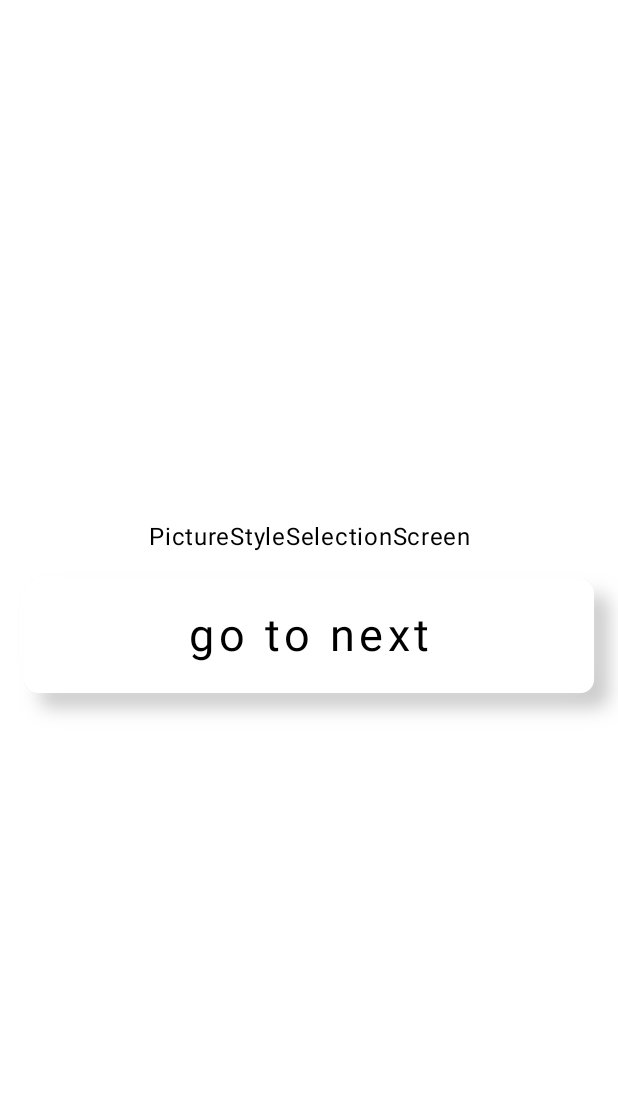
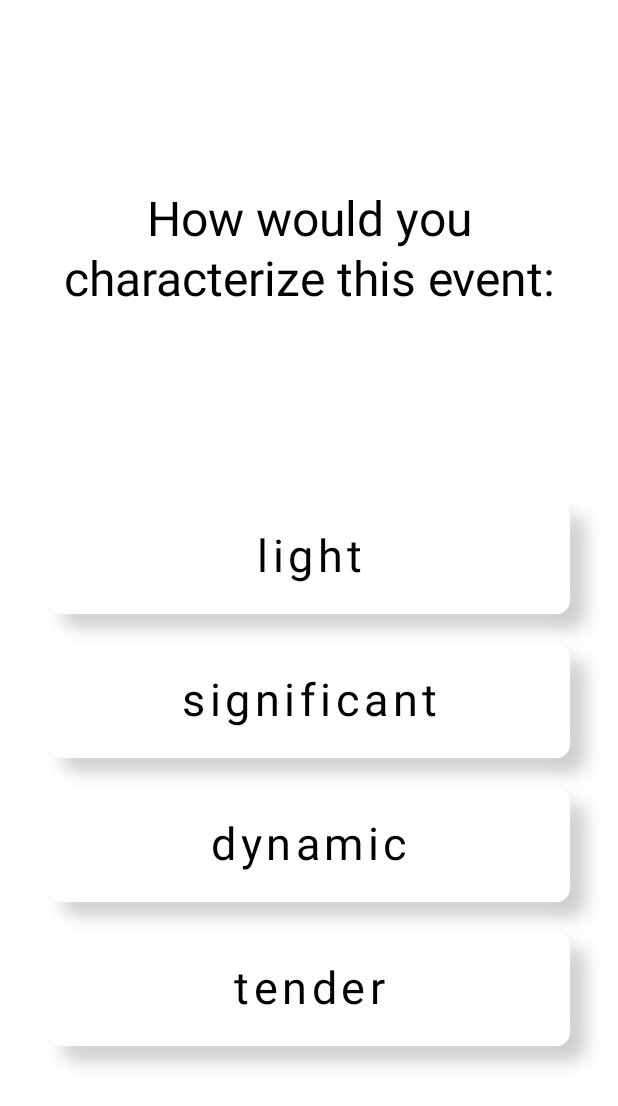
Before and after one commit to IaroslavAl/MindArt, an Android app built with Jetpack Compose: the composable PictureStyleSelectionScreen shown on its own in the app's theme, on a phone screen of 412 x 824 dp. Shown: the top 1106 px of the screen. Run offline under Robolectric (Android 15) with nearby library versions, the phone set to English and light mode, and no system bars.

Commit message:
added mainscreen states

```diff
--- a/android-app/app/src/main/java/com/elena_stepkina/mindart/ui/mainscreen/components/TextView.kt
+++ b/android-app/app/src/main/java/com/elena_stepkina/mindart/ui/mainscreen/components/TextView.kt
@@ -3,6 +3,7 @@ package com.elena_stepkina.mindart.ui.mainscreen.components
 import android.annotation.SuppressLint
 import androidx.compose.foundation.layout.fillMaxWidth
 import androidx.compose.material3.LocalContentColor
+import androidx.compose.material3.MaterialTheme
 import androidx.compose.material3.Text
 import androidx.compose.runtime.Composable
 import androidx.compose.ui.Modifier
@@ -12,23 +13,10 @@ import androidx.compose.ui.tooling.preview.Preview
 import androidx.compose.ui.unit.TextUnit
 
 @Composable
-fun TextView(
-    text: String,
-    fontSize: TextUnit = TextUnit.Unspecified,
-    @SuppressLint("ModifierParameter") modifier: Modifier = Modifier,
-    color: Color = LocalContentColor.current
-) {
+fun TextView(text: String) {
     Text(
         text = text,
-        modifier = modifier.fillMaxWidth(),
-        color = color,
-        fontSize = fontSize,
+        style = MaterialTheme.typography.headlineLarge,
         textAlign = TextAlign.Center
     )
 }
-
-@Preview(showBackground = true)
-@Composable
-fun TextViewPreview() {
-    TextView("PreviewText")
-}
--- a/android-app/app/src/main/java/com/elena_stepkina/mindart/ui/mainscreen/screenStates/PictureStyleSelectionScreen.kt
+++ b/android-app/app/src/main/java/com/elena_stepkina/mindart/ui/mainscreen/screenStates/PictureStyleSelectionScreen.kt
@@ -1,30 +1,67 @@
 package com.elena_stepkina.mindart.ui.mainscreen.screenStates
 
-import com.elena_stepkina.mindart.ui.mainscreen.MainViewModel
-import androidx.compose.foundation.layout.Box
+import androidx.compose.foundation.layout.Arrangement
 import androidx.compose.foundation.layout.Column
+import androidx.compose.foundation.layout.Spacer
 import androidx.compose.foundation.layout.fillMaxSize
 import androidx.compose.foundation.layout.padding
 import androidx.compose.runtime.Composable
-import androidx.compose.ui.Alignment
 import androidx.compose.ui.Modifier
 import androidx.compose.ui.unit.dp
+import com.elena_stepkina.mindart.model.EventType
+import com.elena_stepkina.mindart.ui.mainscreen.MainViewModel
 import com.elena_stepkina.mindart.ui.mainscreen.components.ButtonLabel
 import com.elena_stepkina.mindart.ui.mainscreen.components.TextView
 
 @Composable
 fun PictureStyleSelectionScreen(viewModel: MainViewModel) {
-    Box(
-        modifier = Modifier.fillMaxSize(),
-        contentAlignment = Alignment.Center
+    Column(
+        modifier = Modifier
+            .fillMaxSize()
+            .padding(horizontal = 32.dp),
+//            .background(color = MaterialTheme.colorScheme.background),
+        verticalArrangement = Arrangement.SpaceBetween
     ) {
-        Column(horizontalAlignment = Alignment.CenterHorizontally) {
-            TextView("PictureStyleSelectionScreen")
-            ButtonLabel(
-                text = "Go to next",
-                onClick = { viewModel.goToNext() },
-                modifier = Modifier.padding(16.dp)
-            )
-        }
+        Spacer(modifier = Modifier)
+
+        TextView(text = "How would you characterize this event:")
+
+        Buttons(
+            onEventSelected = { _ ->
+                viewModel.goToNext()
+            }
+        )
+
+        Spacer(modifier = Modifier)
     }
 }
+
+@Composable
+fun Buttons(onEventSelected: (EventType) -> Unit) {
+    Column(verticalArrangement = Arrangement.spacedBy(20.dp)) {
+//        EventType.values().forEach { eventType ->
+//            Button(
+//                onClick = { onEventSelected(eventType) },
+//                modifier = Modifier.fillMaxWidth()
+//            ) {
+//                Text(text = stringResource(id = eventType.localizedResId))
+//            }
+//        }
+        ButtonLabel(
+            text = "Light",
+            onClick = { onEventSelected(EventType.Light) }
+        )
+        ButtonLabel(
+            text = "Significant",
+            onClick = { onEventSelected(EventType.Significant) }
+        )
+        ButtonLabel(
+            text = "Dynamic",
+            onClick = { onEventSelected(EventType.Dynamic) }
+        )
+        ButtonLabel(
+            text = "Tender",
+            onClick = { onEventSelected(EventType.Tender) }
+        )
+    }
+}
```
Also changed, not shown: android-app/app/src/main/java/com/elena_stepkina/mindart/ui/mainscreen/screenStates/CreatedContentSelectionScreen.kt (+40 -13 lines), android-app/app/src/main/java/com/elena_stepkina/mindart/ui/mainscreen/screenStates/DisclaimerScreen.kt (+16 -13 lines), 1 other file.
